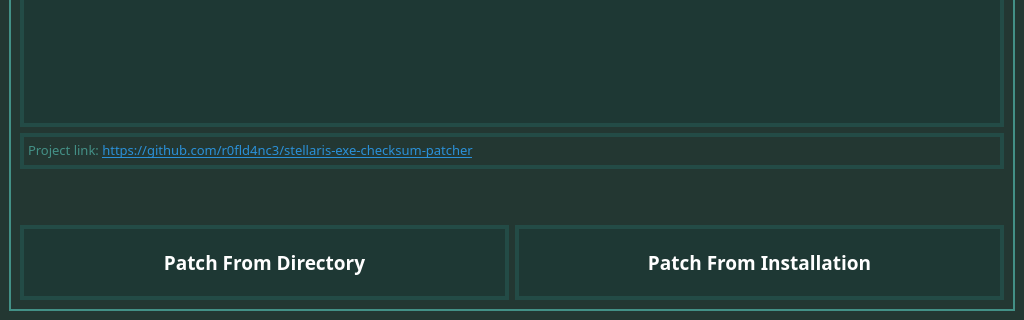
First picture: the form in StellarisChecksumPatcher/UI/StellarisChecksumPatcherUI.ui, repository r0fld4nc3/Stellaris-Exe-Checksum-Patcher, before the edit; both pictures show x 0 to 1024 and y 528 to 848 of the 1024 by 848 pixel window.
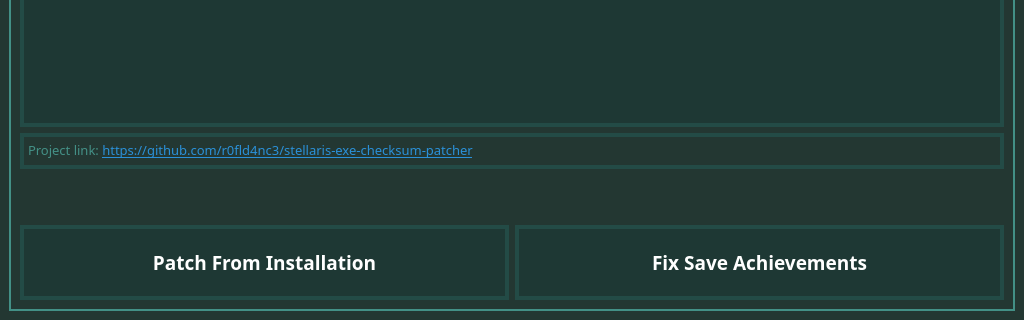
Second picture: the form after the edit.

What changed in the file:
```diff
--- a/StellarisChecksumPatcher/UI/StellarisChecksumPatcherUI.ui
+++ b/StellarisChecksumPatcher/UI/StellarisChecksumPatcherUI.ui
@@ -336,72 +336,6 @@
          <property name="bottomMargin">
           <number>0</number>
          </property>
-         <item>
-          <widget class="QPushButton" name="btn_patch_from_dir">
-           <property name="sizePolicy">
-            <sizepolicy hsizetype="Minimum" vsizetype="Maximum">
-             <horstretch>0</horstretch>
-             <verstretch>0</verstretch>
-            </sizepolicy>
-           </property>
-           <property name="minimumSize">
-            <size>
-             <width>12</width>
-             <height>24</height>
-            </size>
-           </property>
-           <property name="maximumSize">
-            <size>
-             <width>16777215</width>
-             <height>75</height>
-            </size>
-           </property>
-           <property name="baseSize">
-            <size>
-             <width>12</width>
-             <height>24</height>
-            </size>
-           </property>
-           <property name="font">
-            <font>
-             <family>Century Gothic</family>
-             <pointsize>14</pointsize>
-             <weight>75</weight>
-             <bold>true</bold>
-            </font>
-           </property>
-           <property name="layoutDirection">
-            <enum>Qt::RightToLeft</enum>
-           </property>
-           <property name="autoFillBackground">
-            <bool>false</bool>
-           </property>
-           <property name="styleSheet">
-            <string notr="true">QPushButton {
-color: rgb(255, 255, 255);
-background-color: rgba(22, 59, 56, 100);
-border: 4px solid rgb(35, 75, 70);
-}
-QPushButton:hover {
-background-color: rgba(255, 179, 25, 100);
-border-color: rgba(255, 151, 33, 175);
-}
-QPushButton:pressed {
-background-color: rgba(30, 80, 70, 100);
-border-color: rgb(67, 144, 134);
-}</string>
-           </property>
-           <property name="text">
-            <string>Patch From Directory</string>
-           </property>
-           <property name="iconSize">
-            <size>
-             <width>64</width>
-             <height>64</height>
-            </size>
-           </property>
-          </widget>
-         </item>
          <item>
           <widget class="QPushButton" name="btn_patch_from_install">
            <property name="sizePolicy">
@@ -474,6 +408,72 @@
            </property>
           </widget>
          </item>
+         <item>
+          <widget class="QPushButton" name="btn_fix_save_file">
+           <property name="sizePolicy">
+            <sizepolicy hsizetype="Minimum" vsizetype="Maximum">
+             <horstretch>0</horstretch>
+             <verstretch>0</verstretch>
+            </sizepolicy>
+           </property>
+           <property name="minimumSize">
+            <size>
+             <width>12</width>
+             <height>24</height>
+            </size>
+           </property>
+           <property name="maximumSize">
+            <size>
+             <width>16777215</width>
+             <height>75</height>
+            </size>
+           </property>
+           <property name="baseSize">
+            <size>
+             <width>12</width>
+             <height>24</height>
+            </size>
+           </property>
+           <property name="font">
+            <font>
+             <family>Century Gothic</family>
+             <pointsize>14</pointsize>
+             <weight>75</weight>
+             <bold>true</bold>
+            </font>
+           </property>
+           <property name="layoutDirection">
+            <enum>Qt::RightToLeft</enum>
+           </property>
+           <property name="autoFillBackground">
+            <bool>false</bool>
+           </property>
+           <property name="styleSheet">
+            <string notr="true">QPushButton {
+color: rgb(255, 255, 255);
+background-color: rgba(22, 59, 56, 100);
+border: 4px solid rgb(35, 75, 70);
+}
+QPushButton:hover {
+background-color: rgba(255, 179, 25, 100);
+border-color: rgba(255, 151, 33, 175);
+}
+QPushButton:pressed {
+background-color: rgba(30, 80, 70, 100);
+border-color: rgb(67, 144, 134);
+}</string>
+           </property>
+           <property name="text">
+            <string>Fix Save Achievements</string>
+           </property>
+           <property name="iconSize">
+            <size>
+             <width>64</width>
+             <height>64</height>
+            </size>
+           </property>
+          </widget>
+         </item>
         </layout>
        </item>
       </layout>
```
